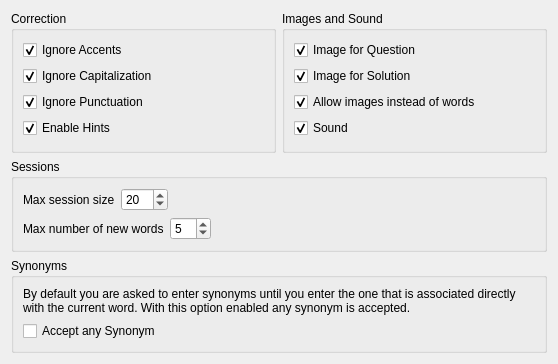
Above: src/practice/configure/generalpracticeoptions.ui from KDE/parley before the change. Below: the same form after it.
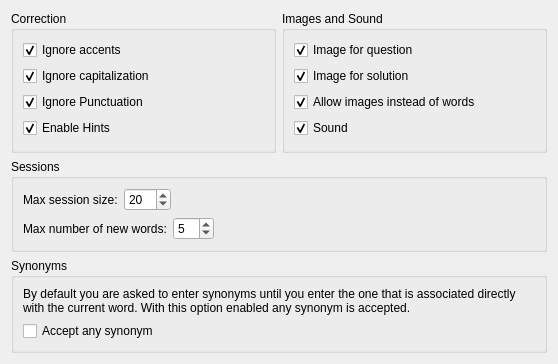
That is the form after the change.

Diff of the .ui file:
```diff
--- a/src/practice/configure/generalpracticeoptions.ui
+++ b/src/practice/configure/generalpracticeoptions.ui
@@ -23,7 +23,7 @@
          <string>Answers with wrong accents are still counted as correct.</string>
         </property>
         <property name="text">
-         <string>Ignore Accents</string>
+         <string>Ignore accents</string>
         </property>
         <property name="checked">
          <bool>true</bool>
@@ -36,7 +36,7 @@
          <string>Any captitalization in the answer is counted as correct.</string>
         </property>
         <property name="text">
-         <string>Ignore Capitalization</string>
+         <string>Ignore capitalization</string>
         </property>
         <property name="checked">
          <bool>true</bool>
@@ -97,7 +97,7 @@
          <string>During the practice, images are shown for the question.</string>
         </property>
         <property name="text">
-         <string>Image for Question</string>
+         <string>Image for question</string>
         </property>
         <property name="checked">
          <bool>true</bool>
@@ -110,7 +110,7 @@
          <string>During the practice, images are shown for the solution.</string>
         </property>
         <property name="text">
-         <string>Image for Solution</string>
+         <string>Image for solution</string>
         </property>
         <property name="checked">
          <bool>true</bool>
@@ -165,7 +165,7 @@
       <item>
        <widget class="QCheckBox" name="kcfg_CountSynonymsAsCorrect">
         <property name="text">
-         <string>Accept any Synonym</string>
+         <string>Accept any synonym</string>
         </property>
        </widget>
       </item>
@@ -199,7 +199,7 @@
            <number>1</number>
           </property>
           <property name="text">
-           <string>Max session size</string>
+           <string>Max session size:</string>
           </property>
           <property name="indent">
            <number>0</number>
@@ -248,7 +248,7 @@
            <number>1</number>
           </property>
           <property name="text">
-           <string>Max number of new words</string>
+           <string>Max number of new words:</string>
           </property>
           <property name="indent">
            <number>0</number>
```
